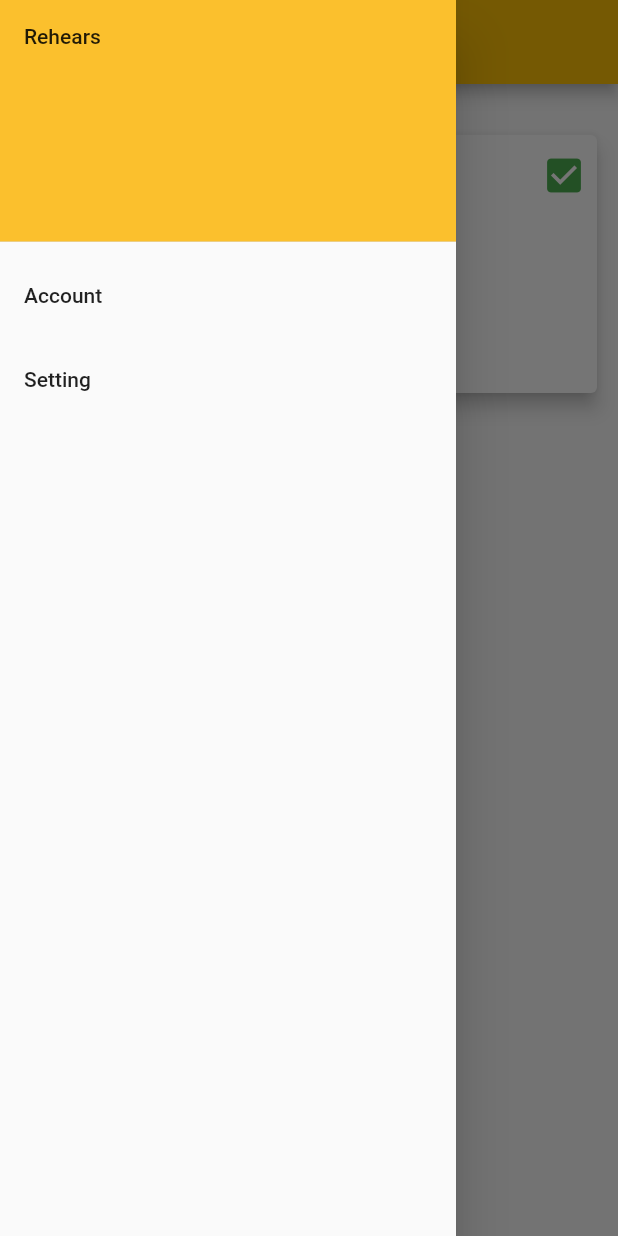
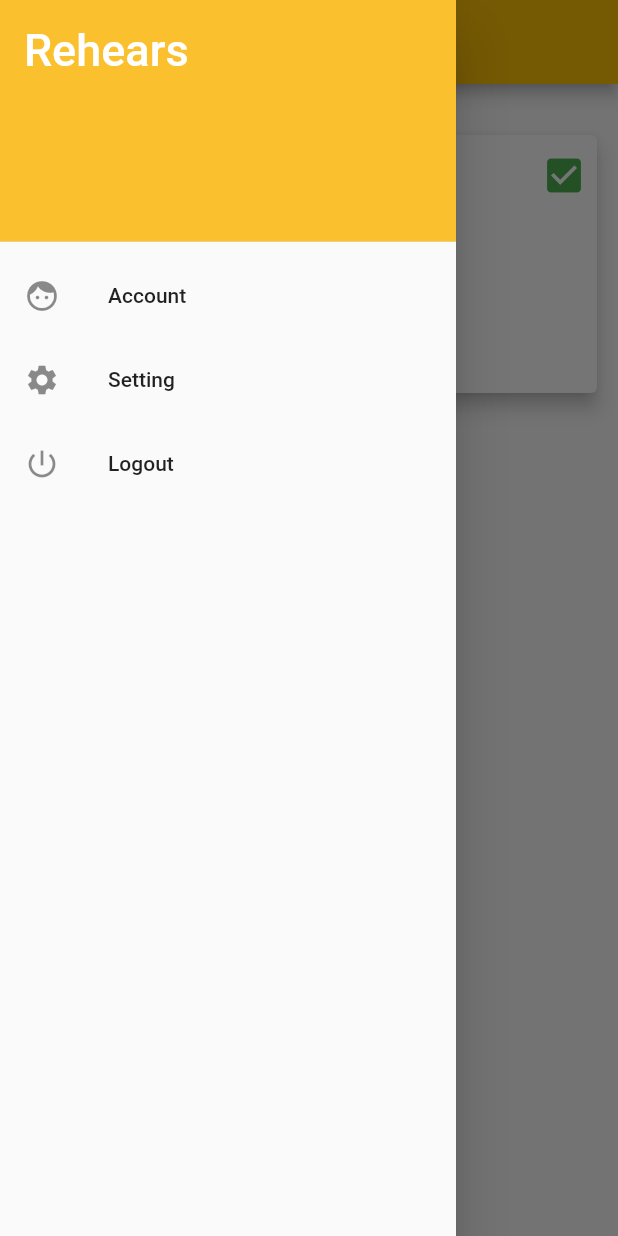
Before and after one commit to ajiekw/rehears, a Flutter app: the NavDrawer screen opened directly, with the side drawer open, on a phone screen of 412 x 824 dp. Run offline on Flutter 3.47's test engine with Material 2 defaults, Android fonts, the phone set to English and light mode, and no system bars.

Commit message:
major update

```diff
--- a/lib/bottom-navigation.dart
+++ b/lib/bottom-navigation.dart
@@ -10,7 +10,6 @@ class Navigation extends StatelessWidget {
   Widget build(BuildContext context) {
     return MaterialApp(
       home: Scaffold(
-        drawer: NavDrawer(),
         body: BottNavigation(),
       ),
     );
--- a/lib/home-page.dart
+++ b/lib/home-page.dart
@@ -188,16 +188,37 @@ class NavDrawer extends StatelessWidget {
           padding: EdgeInsets.zero,
           children: <Widget>[
             DrawerHeader(
-              child: Text('Rehears'),
+              child: Text(
+                'Rehears',
+                style: TextStyle(
+                  fontSize: 30,
+                  color: Colors.white,
+                ),
+              ),
               decoration: BoxDecoration(
                 color: Colors.yellow[700],
               ),
             ),
             ListTile(
+              leading: Icon(Icons.face),
               title: Text('Account'),
+              onTap: () {
+                Navigator.pop(context);
+              },
             ),
             ListTile(
+              leading: Icon(Icons.settings),
               title: Text('Setting'),
+              onTap: () {
+                Navigator.pop(context);
+              },
+            ),
+            ListTile(
+              leading: Icon(Icons.power_settings_new),
+              title: Text('Logout'),
+              onTap: () {
+                Navigator.pop(context);
+              },
             )
           ],
         ),
```
Also changed, not shown: lib/profile.dart (+27 -3 lines).
